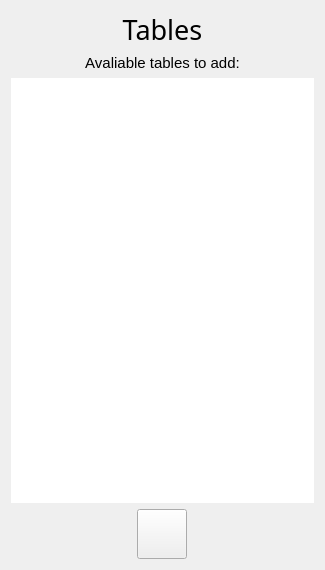
This is items_loader_from_db/itemsloader.ui in SundaySW/SALogViewer as Qt 5 draws it before an edit. The edited form follows.
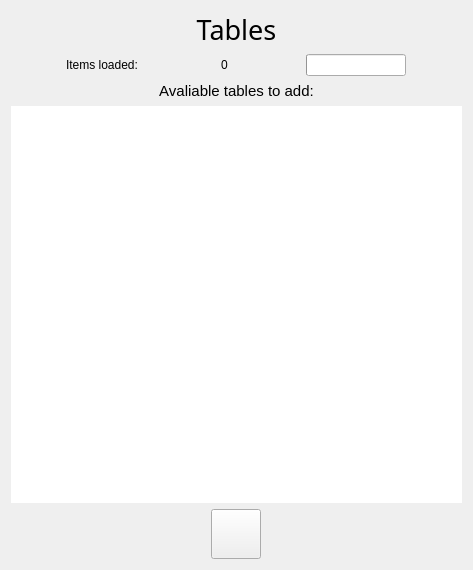
This is the edited form. Icons and pictures are not drawn.

What changed in the file:
```diff
--- a/items_loader_from_db/itemsloader.ui
+++ b/items_loader_from_db/itemsloader.ui
@@ -6,7 +6,7 @@
    <rect>
     <x>0</x>
     <y>0</y>
-    <width>325</width>
+    <width>473</width>
     <height>570</height>
    </rect>
   </property>
@@ -48,6 +48,76 @@
      </property>
     </widget>
    </item>
+   <item>
+    <layout class="QHBoxLayout" name="horizontalLayout_2">
+     <property name="spacing">
+      <number>0</number>
+     </property>
+     <property name="sizeConstraint">
+      <enum>QLayout::SetMinimumSize</enum>
+     </property>
+     <item>
+      <widget class="QLabel" name="label">
+       <property name="sizePolicy">
+        <sizepolicy hsizetype="Minimum" vsizetype="Minimum">
+         <horstretch>0</horstretch>
+         <verstretch>0</verstretch>
+        </sizepolicy>
+       </property>
+       <property name="maximumSize">
+        <size>
+         <width>100</width>
+         <height>165555</height>
+        </size>
+       </property>
+       <property name="text">
+        <string>Items loaded: </string>
+       </property>
+      </widget>
+     </item>
+     <item>
+      <widget class="QLabel" name="itemsCount">
+       <property name="sizePolicy">
+        <sizepolicy hsizetype="Minimum" vsizetype="Minimum">
+         <horstretch>0</horstretch>
+         <verstretch>0</verstretch>
+        </sizepolicy>
+       </property>
+       <property name="maximumSize">
+        <size>
+         <width>30</width>
+         <height>16555</height>
+        </size>
+       </property>
+       <property name="text">
+        <string>0</string>
+       </property>
+      </widget>
+     </item>
+     <item>
+      <widget class="QProgressBar" name="progressBar">
+       <property name="sizePolicy">
+        <sizepolicy hsizetype="Minimum" vsizetype="Minimum">
+         <horstretch>0</horstretch>
+         <verstretch>0</verstretch>
+        </sizepolicy>
+       </property>
+       <property name="maximumSize">
+        <size>
+         <width>100</width>
+         <height>100</height>
+        </size>
+       </property>
+       <property name="value">
+        <number>0</number>
+       </property>
+       <property name="textVisible">
+        <bool>false</bool>
+       </property>
+      </widget>
+     </item>
+    </layout>
+   </item>
    <item>
     <widget class="QLabel" name="info">
      <property name="font">
@@ -161,7 +231,7 @@
         <bool>false</bool>
        </attribute>
        <attribute name="headerDefaultSectionSize">
-        <number>150</number>
+        <number>200</number>
        </attribute>
       </widget>
      </item>
```
